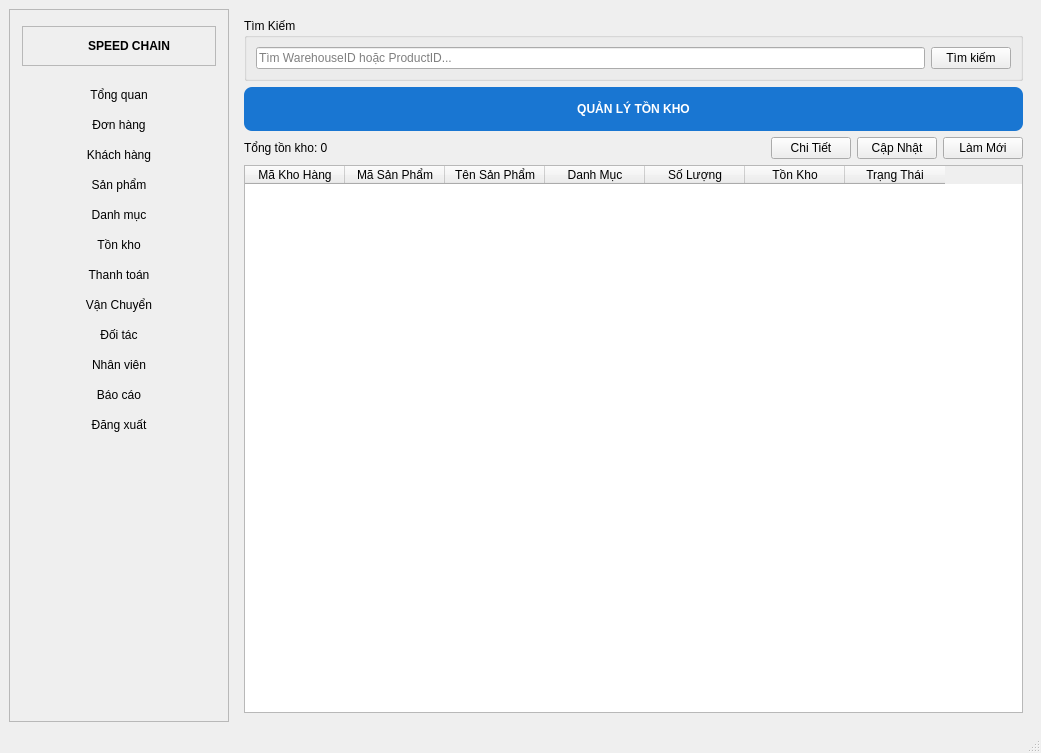
Qt form ui/main_window.ui (thinh-doan/sales-and-warehouse-management-system) before a commit.
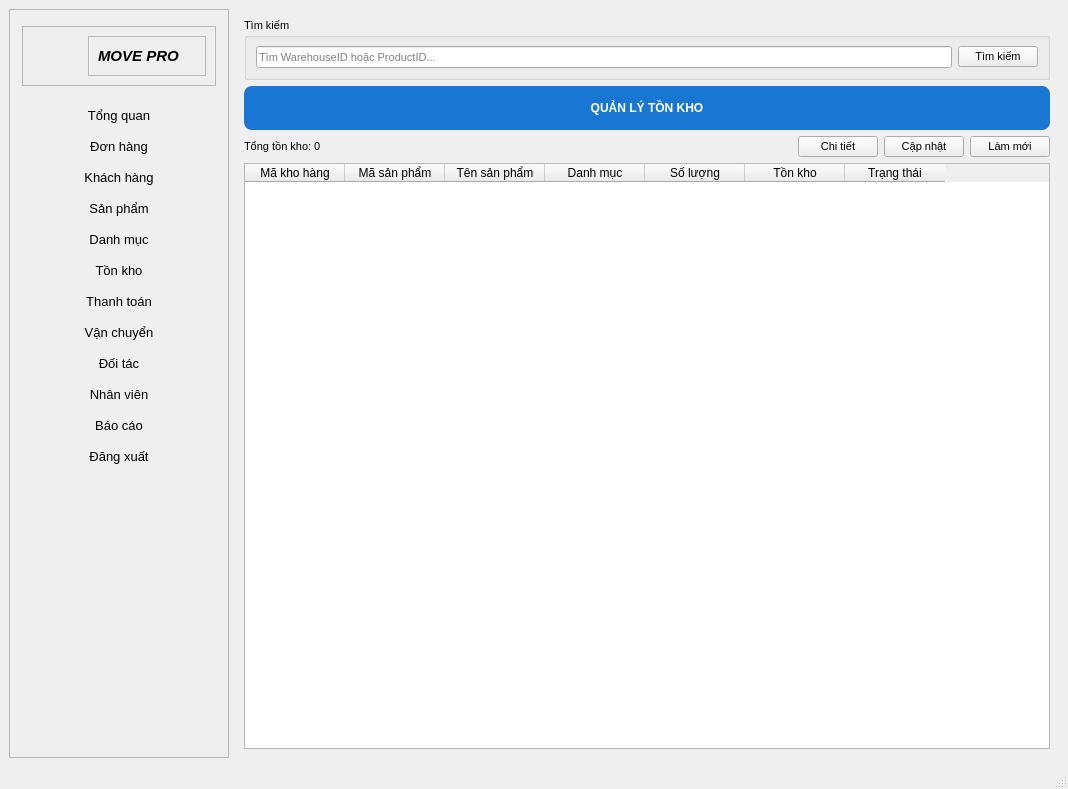
The same form after that commit. The open tabs and pages were chosen to show the change. Icons and pictures are not drawn. Custom widgets are drawn as their Qt base class.

```diff
--- a/ui/main_window.ui
+++ b/ui/main_window.ui
@@ -6,10 +6,15 @@
    <rect>
     <x>0</x>
     <y>0</y>
-    <width>1041</width>
-    <height>753</height>
+    <width>1068</width>
+    <height>789</height>
    </rect>
   </property>
+  <property name="font">
+   <font>
+    <pointsize>8</pointsize>
+   </font>
+  </property>
   <property name="windowTitle">
    <string>10-Tab Sidebar UI</string>
   </property>
@@ -29,6 +34,11 @@
         <height>16777215</height>
        </size>
       </property>
+      <property name="font">
+       <font>
+        <pointsize>10</pointsize>
+       </font>
+      </property>
       <property name="frameShape">
        <enum>QFrame::StyledPanel</enum>
       </property>
@@ -86,10 +96,35 @@
            </widget>
           </item>
           <item>
-           <widget class="QLabel" name="label">
-            <property name="text">
-             <string>&lt;html&gt;&lt;head/&gt;&lt;body&gt;&lt;p&gt;&lt;span style=&quot; font-size:9pt; font-weight:600;&quot;&gt;SPEED CHAIN&lt;/span&gt;&lt;/p&gt;&lt;/body&gt;&lt;/html&gt;</string>
+           <widget class="QFrame" name="khungFrame_2">
+            <property name="minimumSize">
+             <size>
+              <width>20</width>
+              <height>40</height>
+             </size>
             </property>
+            <property name="frameShape">
+             <enum>QFrame::StyledPanel</enum>
+            </property>
+            <property name="frameShadow">
+             <enum>QFrame::Raised</enum>
+            </property>
+            <widget class="QLabel" name="label_4">
+             <property name="geometry">
+              <rect>
+               <x>10</x>
+               <y>10</y>
+               <width>101</width>
+               <height>21</height>
+              </rect>
+             </property>
+             <property name="text">
+              <string>&lt;html&gt;&lt;head/&gt;&lt;body&gt;&lt;p&gt;&lt;span style=&quot; font-size:11pt; font-weight:600; font-style:italic;&quot;&gt;MOVE PRO&lt;/span&gt;&lt;/p&gt;&lt;/body&gt;&lt;/html&gt;</string>
+             </property>
+             <property name="scaledContents">
+              <bool>false</bool>
+             </property>
+            </widget>
            </widget>
           </item>
          </layout>
@@ -212,7 +247,7 @@
        <item>
         <widget class="QPushButton" name="btnVanChuyen">
          <property name="text">
-          <string>Vận Chuyển</string>
+          <string>Vận chuyển</string>
          </property>
          <property name="icon">
           <iconset>
@@ -297,6 +332,11 @@
     </item>
     <item>
      <widget class="QStackedWidget" name="khungChuyenTrangStacked">
+      <property name="font">
+       <font>
+        <pointsize>8</pointsize>
+       </font>
+      </property>
       <property name="currentIndex">
        <number>2</number>
       </property>
@@ -1368,8 +1408,13 @@
        <layout class="QVBoxLayout" name="verticalLayout_6">
         <item>
          <widget class="QGroupBox" name="groupBox_2">
+          <property name="font">
+           <font>
+            <pointsize>8</pointsize>
+           </font>
+          </property>
           <property name="title">
-           <string>Tìm Kiếm</string>
+           <string>Tìm kiếm</string>
           </property>
           <layout class="QHBoxLayout" name="horizontalLayout_8">
            <item>
@@ -1434,21 +1479,21 @@
           <item>
            <widget class="QPushButton" name="btnChiTietTK">
             <property name="text">
-             <string>Chi Tiết</string>
+             <string>Chi tiết</string>
             </property>
            </widget>
           </item>
           <item>
            <widget class="QPushButton" name="btnCapNhatTK">
             <property name="text">
-             <string>Cập Nhật</string>
+             <string>Cập nhật</string>
             </property>
            </widget>
           </item>
           <item>
            <widget class="QPushButton" name="btnRefreshTK">
             <property name="text">
-             <string>Làm Mới</string>
+             <string>Làm mới</string>
             </property>
            </widget>
           </item>
@@ -1458,37 +1503,37 @@
          <widget class="QTableWidget" name="tblTonKho">
           <column>
            <property name="text">
-            <string>Mã Kho Hàng</string>
+            <string>Mã kho hàng</string>
            </property>
           </column>
           <column>
            <property name="text">
-            <string>Mã Sản Phẩm</string>
+            <string>Mã sản phẩm</string>
            </property>
           </column>
           <column>
            <property name="text">
-            <string>Tên Sản Phẩm</string>
+            <string>Tên sản phẩm</string>
            </property>
           </column>
           <column>
            <property name="text">
-            <string>Danh Mục</string>
+            <string>Danh mục</string>
            </property>
           </column>
           <column>
            <property name="text">
-            <string>Số Lượng</string>
+            <string>Số lượng</string>
            </property>
           </column>
           <column>
            <property name="text">
-            <string>Tồn Kho</string>
+            <string>Tồn kho</string>
            </property>
           </column>
           <column>
            <property name="text">
-            <string>Trạng Thái</string>
+            <string>Trạng thái</string>
            </property>
           </column>
          </widget>
```
Left out of the diff: 113 changed lines with no effect on the pictures.
